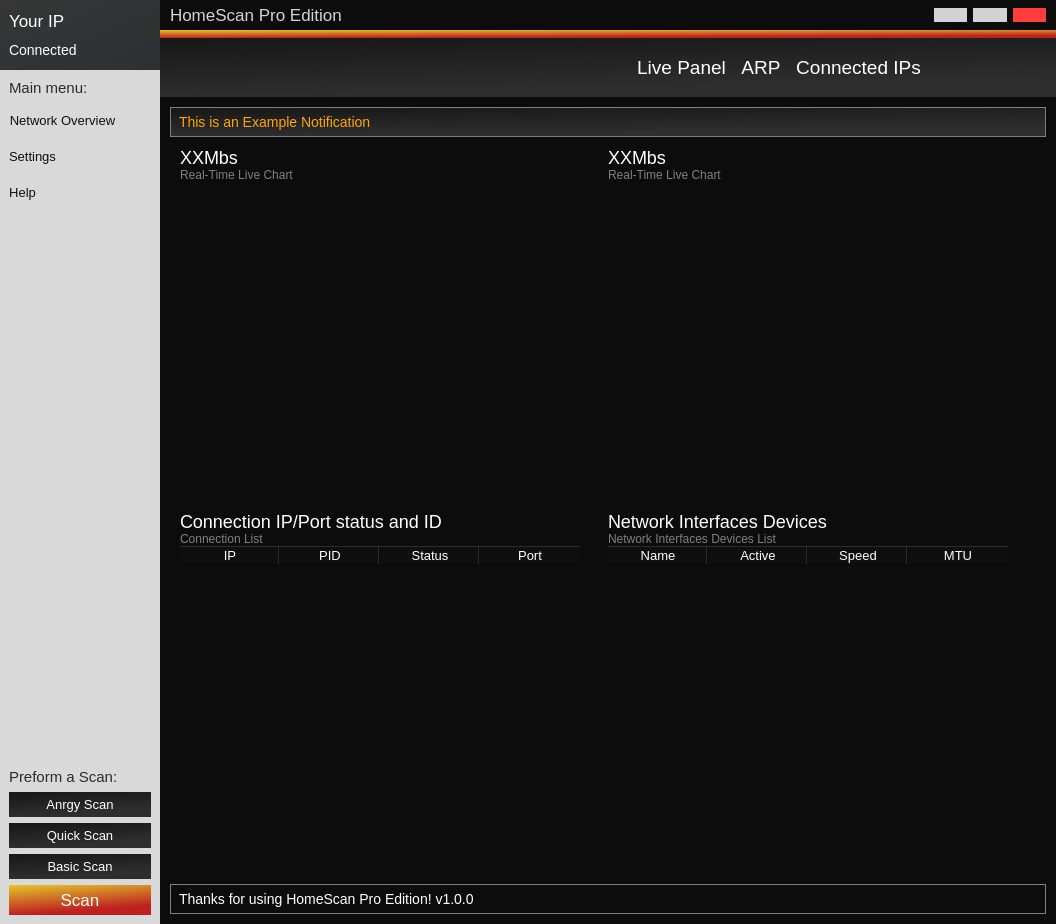
The window that mainwindow.ui (hunterjreid/HomeScan) describes before a commit, drawn with Qt 5.
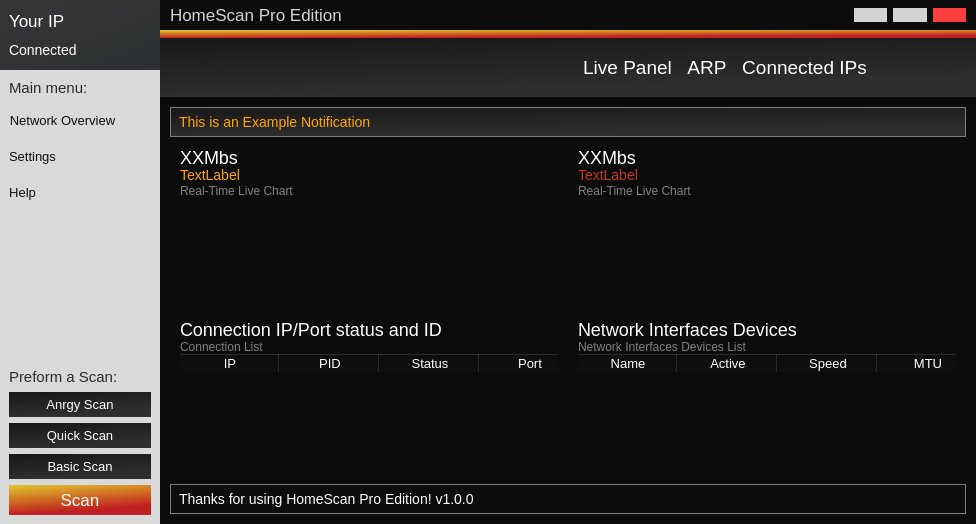
The same window after the commit. Icons and pictures are not drawn. Custom widgets are drawn as their Qt base class.

The edit to the form file:
```diff
--- a/mainwindow.ui
+++ b/mainwindow.ui
@@ -6,8 +6,8 @@
    <rect>
     <x>0</x>
     <y>0</y>
-    <width>1056</width>
-    <height>924</height>
+    <width>976</width>
+    <height>524</height>
    </rect>
   </property>
   <property name="windowTitle">
@@ -816,7 +816,7 @@
          </property>
          <layout class="QHBoxLayout" name="horizontalLayout_19">
           <property name="spacing">
-           <number>0</number>
+           <number>20</number>
           </property>
           <property name="leftMargin">
            <number>20</number>
@@ -832,6 +832,9 @@
           </property>
           <item>
            <layout class="QVBoxLayout" name="verticalLayout_13">
+            <property name="spacing">
+             <number>0</number>
+            </property>
             <item>
              <layout class="QHBoxLayout" name="horizontalLayout_13">
               <property name="spacing">
@@ -861,6 +864,16 @@
                   </property>
                  </widget>
                 </item>
+                <item>
+                 <widget class="QLabel" name="label_15">
+                  <property name="styleSheet">
+                   <string notr="true">color:orange;font-size:14px;</string>
+                  </property>
+                  <property name="text">
+                   <string>TextLabel</string>
+                  </property>
+                 </widget>
+                </item>
                 <item alignment="Qt::AlignTop">
                  <widget class="QLabel" name="label_8">
                   <property name="minimumSize">
@@ -922,6 +935,18 @@
                    </property>
                    <item alignment="Qt::AlignRight">
                     <widget class="QPushButton" name="pushButton_23">
+                     <property name="minimumSize">
+                      <size>
+                       <width>0</width>
+                       <height>0</height>
+                      </size>
+                     </property>
+                     <property name="maximumSize">
+                      <size>
+                       <width>13</width>
+                       <height>16777215</height>
+                      </size>
+                     </property>
                      <property name="styleSheet">
                       <string notr="true">background:none;margin:0px;</string>
                      </property>
@@ -952,7 +977,7 @@
               <property name="minimumSize">
                <size>
                 <width>0</width>
-                <height>120</height>
+                <height>90</height>
                </size>
               </property>
               <property name="maximumSize">
@@ -995,6 +1020,9 @@
               </item>
               <item>
                <layout class="QHBoxLayout" name="horizontalLayout_17">
+                <property name="spacing">
+                 <number>0</number>
+                </property>
                 <property name="sizeConstraint">
                  <enum>QLayout::SetMaximumSize</enum>
                 </property>
@@ -1087,6 +1115,9 @@
           </item>
           <item>
            <layout class="QVBoxLayout" name="verticalLayout_14">
+            <property name="spacing">
+             <number>0</number>
+            </property>
             <item>
              <layout class="QHBoxLayout" name="horizontalLayout_6">
               <property name="spacing">
@@ -1116,6 +1147,16 @@
                   </property>
                  </widget>
                 </item>
+                <item>
+                 <widget class="QLabel" name="label_16">
+                  <property name="styleSheet">
+                   <string notr="true">color:rgb(196, 55, 34);font-size:14px;</string>
+                  </property>
+                  <property name="text">
+                   <string>TextLabel</string>
+                  </property>
+                 </widget>
+                </item>
                 <item alignment="Qt::AlignTop">
                  <widget class="QLabel" name="label_10">
                   <property name="minimumSize">
@@ -1204,7 +1245,7 @@
               <property name="minimumSize">
                <size>
                 <width>0</width>
-                <height>120</height>
+                <height>90</height>
                </size>
               </property>
               <property name="maximumSize">
@@ -1246,6 +1287,9 @@
               </item>
               <item>
                <layout class="QHBoxLayout" name="horizontalLayout_16">
+                <property name="spacing">
+                 <number>0</number>
+                </property>
                 <item alignment="Qt::AlignRight">
                  <widget class="QPushButton" name="pushButton_24">
                   <property name="styleSheet">
```
